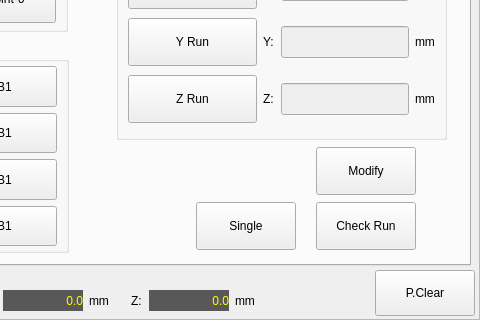
Before: the Qt Designer form hcmanualoperation/ichcmanualoperationpageframe_8.ui in GaussCheng/2-5AxisPunch, drawn with Qt 5; both pictures show x 320 to 800 and y 130 to 450 of the 800 by 450 pixel window.
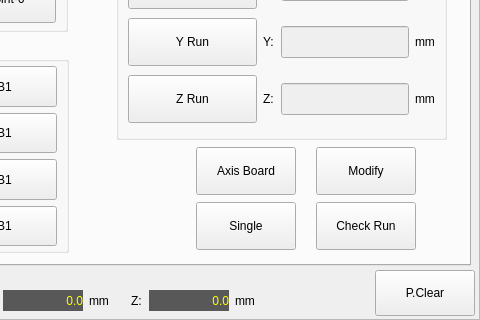
After: the same form once the commit is applied. Custom widgets are drawn as their Qt base class.

```diff
--- a/hcmanualoperation/ichcmanualoperationpageframe_8.ui
+++ b/hcmanualoperation/ichcmanualoperationpageframe_8.ui
@@ -769,6 +769,31 @@
       </item>
      </layout>
     </widget>
+    <widget class="QPushButton" name="axisBoard">
+     <property name="geometry">
+      <rect>
+       <x>490</x>
+       <y>270</y>
+       <width>100</width>
+       <height>48</height>
+      </rect>
+     </property>
+     <property name="sizePolicy">
+      <sizepolicy hsizetype="Minimum" vsizetype="Preferred">
+       <horstretch>0</horstretch>
+       <verstretch>0</verstretch>
+      </sizepolicy>
+     </property>
+     <property name="minimumSize">
+      <size>
+       <width>0</width>
+       <height>48</height>
+      </size>
+     </property>
+     <property name="text">
+      <string>Axis Board</string>
+     </property>
+    </widget>
    </widget>
    <widget class="QWidget" name="tab_2">
     <attribute name="title">
```
Left out of the diff: 115 changed lines with no effect on the pictures.
